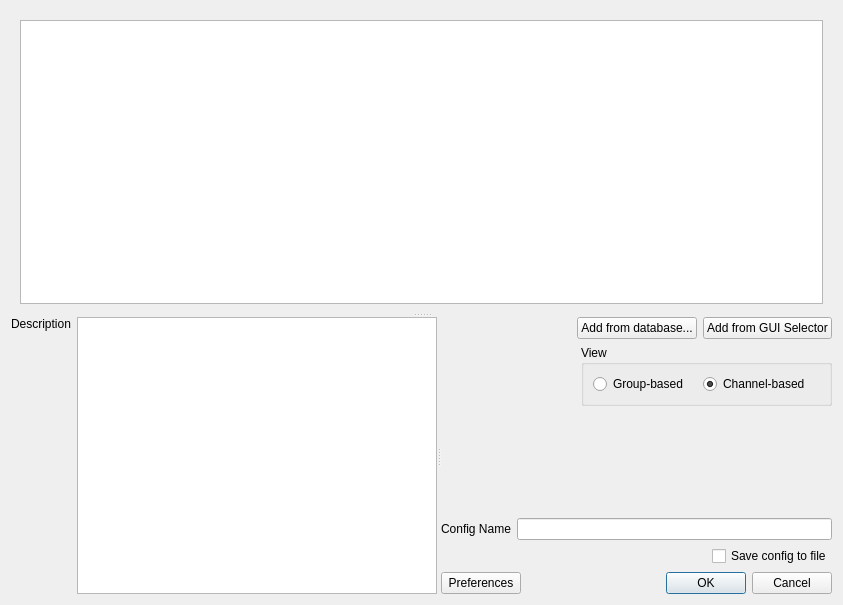
Qt form gui/TunerUtils/ui_tunerConfigSetupDialog.ui (NSLS-II/aphla) before a commit.
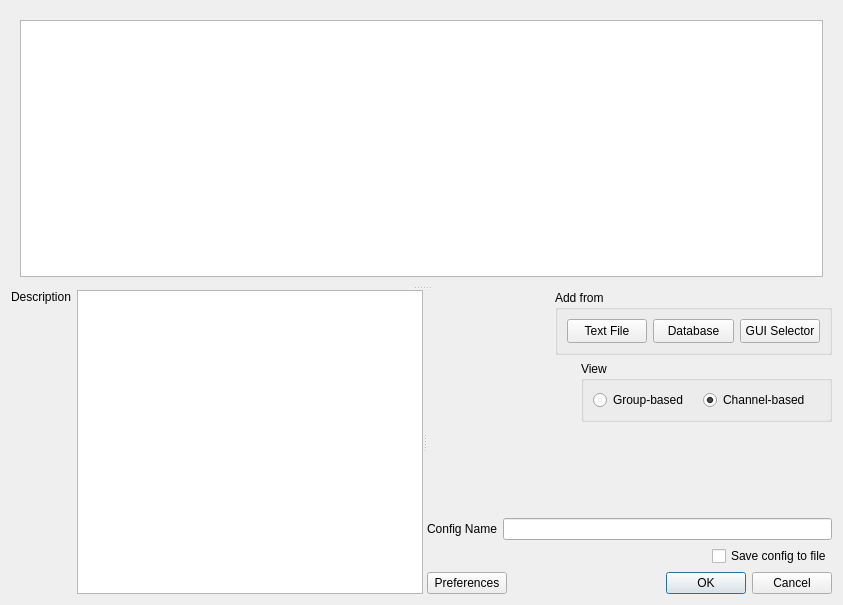
The same form after that commit.

Commit message: duplicate check / text file loading in tuner config & better clipboard copy

Patch:
```diff
--- a/gui/TunerUtils/ui_tunerConfigSetupDialog.ui
+++ b/gui/TunerUtils/ui_tunerConfigSetupDialog.ui
@@ -13,7 +13,7 @@
   <property name="windowTitle">
    <string>Setup Dialog for Tuner Configuration</string>
   </property>
-  <layout class="QGridLayout" name="gridLayout_4">
+  <layout class="QGridLayout" name="gridLayout_5">
    <item row="0" column="0">
     <widget class="QSplitter" name="splitter_top_bottom">
      <property name="orientation">
@@ -73,7 +73,7 @@
         </item>
        </layout>
       </widget>
-      <widget class="QWidget" name="layoutWidget">
+      <widget class="QWidget" name="">
        <layout class="QVBoxLayout" name="verticalLayout_2">
         <item>
          <layout class="QHBoxLayout" name="horizontalLayout">
@@ -91,17 +91,57 @@
            </spacer>
           </item>
           <item>
-           <widget class="QPushButton" name="pushButton_add_from_database">
-            <property name="text">
-             <string>Add from database...</string>
+           <widget class="QGroupBox" name="groupBox_2">
+            <property name="minimumSize">
+             <size>
+              <width>277</width>
+              <height>61</height>
+             </size>
             </property>
-           </widget>
-          </item>
-          <item>
-           <widget class="QPushButton" name="pushButton_add_from_GUI_selector">
-            <property name="text">
-             <string>Add from GUI Selector</string>
+            <property name="title">
+             <string>Add from</string>
             </property>
+            <layout class="QGridLayout" name="gridLayout_4">
+             <item row="0" column="0">
+              <widget class="QPushButton" name="pushButton_add_from_text_file">
+               <property name="minimumSize">
+                <size>
+                 <width>0</width>
+                 <height>24</height>
+                </size>
+               </property>
+               <property name="text">
+                <string>Text File</string>
+               </property>
+              </widget>
+             </item>
+             <item row="0" column="1">
+              <widget class="QPushButton" name="pushButton_add_from_database">
+               <property name="minimumSize">
+                <size>
+                 <width>0</width>
+                 <height>24</height>
+                </size>
+               </property>
+               <property name="text">
+                <string>Database</string>
+               </property>
+              </widget>
+             </item>
+             <item row="0" column="2">
+              <widget class="QPushButton" name="pushButton_add_from_GUI_selector">
+               <property name="minimumSize">
+                <size>
+                 <width>0</width>
+                 <height>24</height>
+                </size>
+               </property>
+               <property name="text">
+                <string>GUI Selector</string>
+               </property>
+              </widget>
+             </item>
+            </layout>
            </widget>
           </item>
          </layout>
```
The commit also changes 10 other files.
